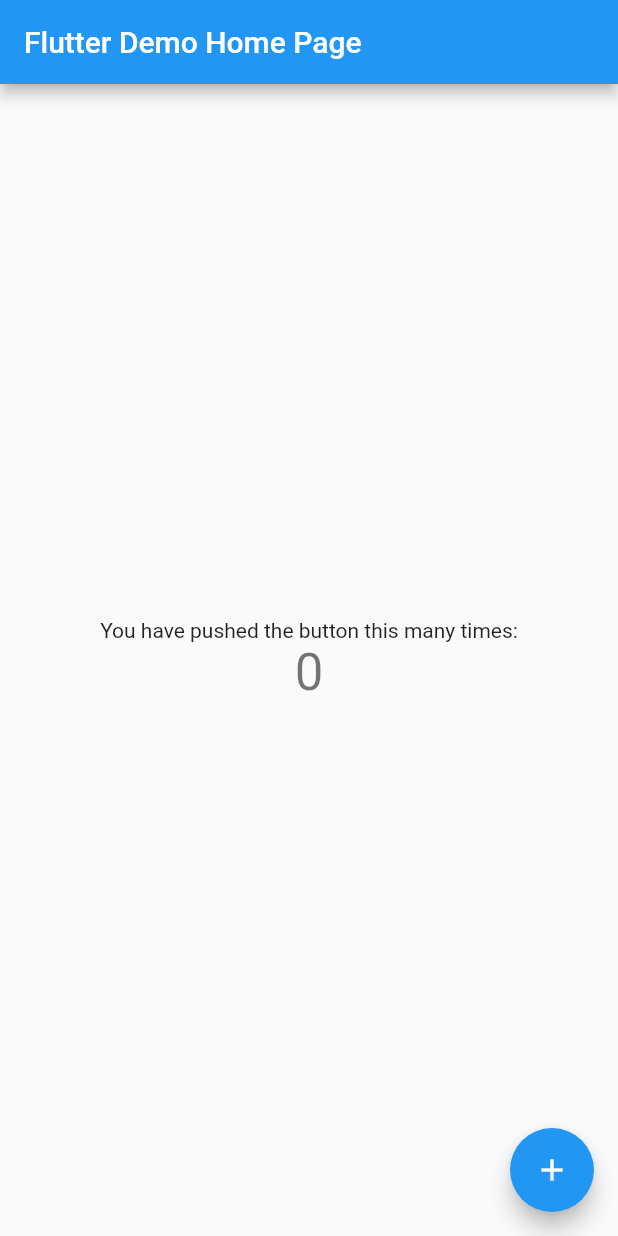
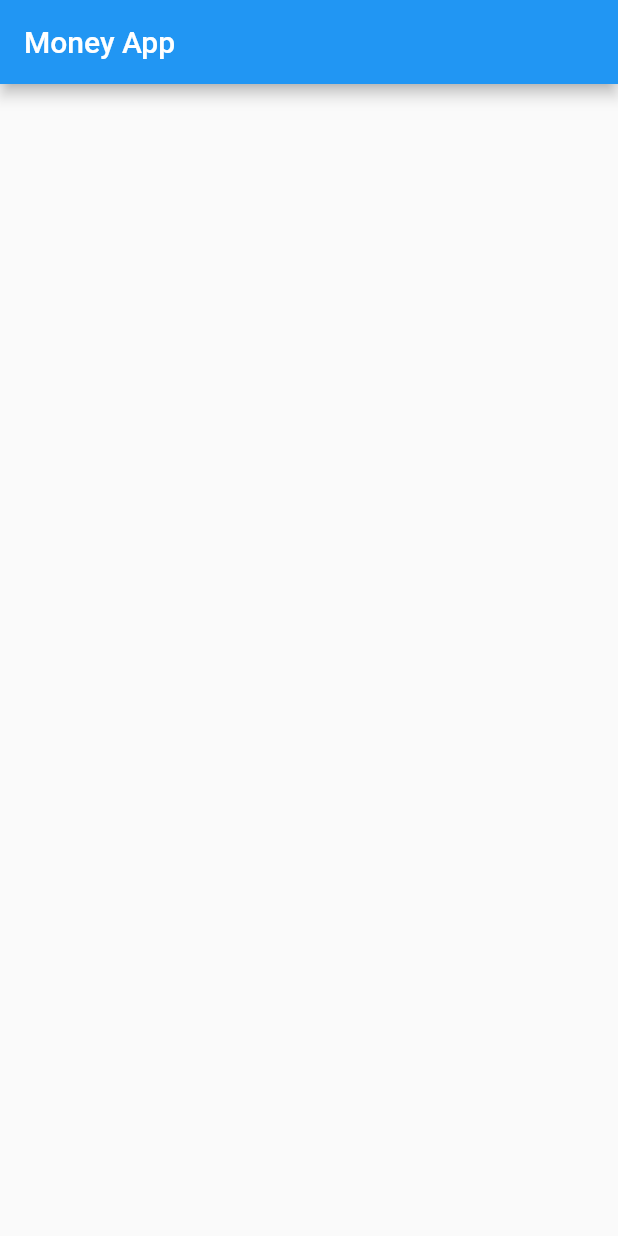
Before and after one commit to eldarheleg/moneyapp, a Flutter app: the screen it shows after launch, on a phone screen of 412 x 824 dp. Run offline on Flutter 3.47's test engine with Material 2 defaults, Android fonts, the phone set to English and light mode, and no system bars; our stand-ins replace get.

Commit message:
added transaction screen

```diff
--- a/money_app/lib/main.dart
+++ b/money_app/lib/main.dart
@@ -1,115 +1,19 @@
 import 'package:flutter/material.dart';
+import 'package:get/get.dart';
+
+import './screens/transactions_screen.dart';
 
 void main() {
-  runApp(const MyApp());
+  runApp(MoneyApp());
 }
 
-class MyApp extends StatelessWidget {
-  const MyApp({super.key});
+class MoneyApp extends StatelessWidget {
+  const MoneyApp({super.key});
 
-  // This widget is the root of your application.
   @override
   Widget build(BuildContext context) {
-    return MaterialApp(
-      title: 'Flutter Demo',
-      theme: ThemeData(
-        // This is the theme of your application.
-        //
-        // Try running your application with "flutter run". You'll see the
-        // application has a blue toolbar. Then, without quitting the app, try
-        // changing the primarySwatch below to Colors.green and then invoke
-        // "hot reload" (press "r" in the console where you ran "flutter run",
-        // or simply save your changes to "hot reload" in a Flutter IDE).
-        // Notice that the counter didn't reset back to zero; the application
-        // is not restarted.
-        primarySwatch: Colors.blue,
-      ),
-      home: const MyHomePage(title: 'Flutter Demo Home Page'),
+    return GetMaterialApp(
+      home: Transactions(),
     );
   }
 }
-
-class MyHomePage extends StatefulWidget {
-  const MyHomePage({super.key, required this.title});
-
-  // This widget is the home page of your application. It is stateful, meaning
-  // that it has a State object (defined below) that contains fields that affect
-  // how it looks.
-
-  // This class is the configuration for the state. It holds the values (in this
-  // case the title) provided by the parent (in this case the App widget) and
-  // used by the build method of the State. Fields in a Widget subclass are
-  // always marked "final".
-
-  final String title;
-
-  @override
-  State<MyHomePage> createState() => _MyHomePageState();
-}
-
-class _MyHomePageState extends State<MyHomePage> {
-  int _counter = 0;
-
-  void _incrementCounter() {
-    setState(() {
-      // This call to setState tells the Flutter framework that something has
-      // changed in this State, which causes it to rerun the build method below
-      // so that the display can reflect the updated values. If we changed
-      // _counter without calling setState(), then the build method would not be
-      // called again, and so nothing would appear to happen.
-      _counter++;
-    });
-  }
-
-  @override
-  Widget build(BuildContext context) {
-    // This method is rerun every time setState is called, for instance as done
-    // by the _incrementCounter method above.
-    //
-    // The Flutter framework has been optimized to make rerunning build methods
-    // fast, so that you can just rebuild anything that needs updating rather
-    // than having to individually change instances of widgets.
-    return Scaffold(
-      appBar: AppBar(
-        // Here we take the value from the MyHomePage object that was created by
-        // the App.build method, and use it to set our appbar title.
-        title: Text(widget.title),
-      ),
-      body: Center(
-        // Center is a layout widget. It takes a single child and positions it
-        // in the middle of the parent.
-        child: Column(
-          // Column is also a layout widget. It takes a list of children and
-          // arranges them vertically. By default, it sizes itself to fit its
-          // children horizontally, and tries to be as tall as its parent.
-          //
-          // Invoke "debug painting" (press "p" in the console, choose the
-          // "Toggle Debug Paint" action from the Flutter Inspector in Android
-          // Studio, or the "Toggle Debug Paint" command in Visual Studio Code)
-          // to see the wireframe for each widget.
-          //
-          // Column has various properties to control how it sizes itself and
-          // how it positions its children. Here we use mainAxisAlignment to
-          // center the children vertically; the main axis here is the vertical
-          // axis because Columns are vertical (the cross axis would be
-          // horizontal).
-          mainAxisAlignment: MainAxisAlignment.center,
-          children: <Widget>[
-            const Text(
-              'You have pushed the button this many times:',
-            ),
-            Text(
-              '$_counter',
-              style: Theme.of(context).textTheme.headline4,
-            ),
-          ],
-        ),
-      ),
-      floatingActionButton: FloatingActionButton(
-        onPressed: _incrementCounter,
-        tooltip: 'Increment',
-        child: const Icon(Icons.add),
-      ), // This trailing comma makes auto-formatting nicer for build methods.
-    );
-  }
-}
--- /dev/null
+++ b/money_app/lib/screens/transactions_screen.dart
@@ -0,0 +1,10 @@
+import 'package:flutter/material.dart';
+
+class Transactions extends StatelessWidget {
+  const Transactions({super.key});
+
+  @override
+  Widget build(BuildContext context) {
+    return Scaffold(appBar: AppBar(title: Text('Money App'),),);
+  }
+}
--- a/money_app/pubspec.yaml
+++ b/money_app/pubspec.yaml
@@ -31,6 +31,7 @@ environment:
 dependencies:
   flutter:
     sdk: flutter
+  get:
 
 
   # The following adds the Cupertino Icons font to your application.
```
Also changed, not shown: money_app/pubspec.lock.
